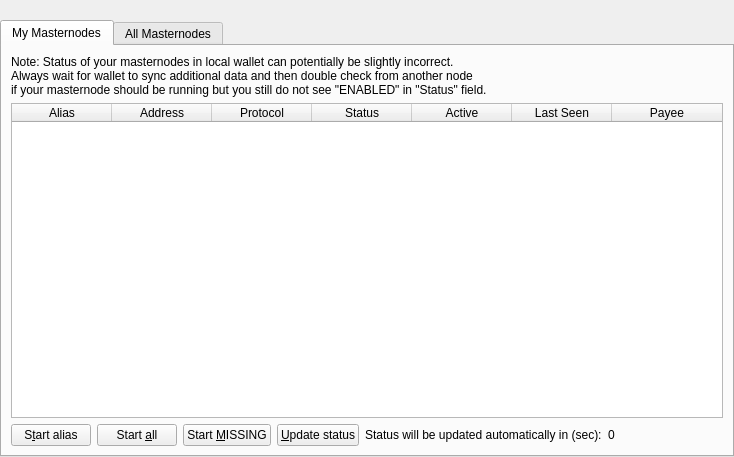
Qt form src/qt/forms/masternodelist.ui (mabtcoin/chaincoin) before a commit.
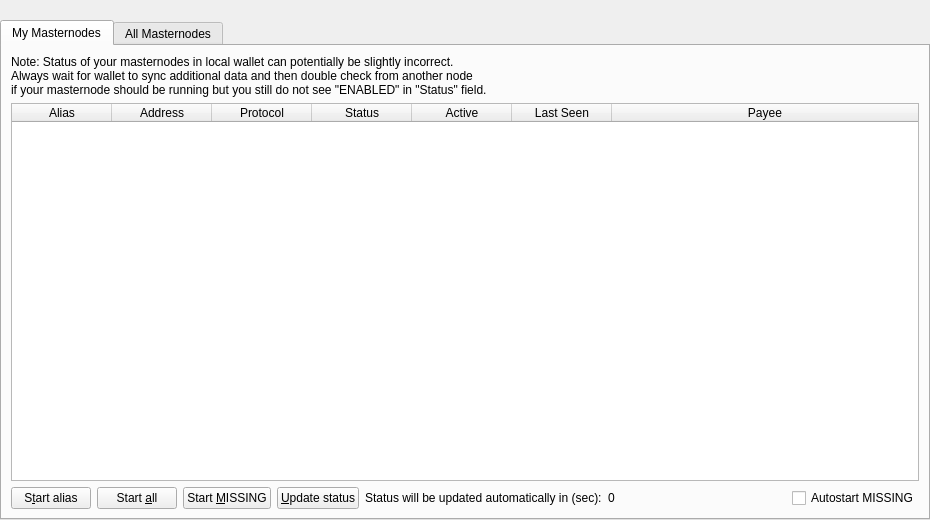
The same form after that commit. The open tabs and pages were chosen to show the change.

Commit message: added checkbox to autostart missing masternodes

What changed in the file:
```diff
--- a/src/qt/forms/masternodelist.ui
+++ b/src/qt/forms/masternodelist.ui
@@ -6,8 +6,8 @@
    <rect>
     <x>0</x>
     <y>0</y>
-    <width>734</width>
-    <height>457</height>
+    <width>930</width>
+    <height>520</height>
    </rect>
   </property>
   <property name="windowTitle">
@@ -196,6 +196,13 @@
                </property>
               </spacer>
              </item>
+             <item>
+              <widget class="QCheckBox" name="cbxAutoStartMissingMNs">
+               <property name="text">
+                <string>Autostart MISSING</string>
+               </property>
+              </widget>
+             </item>
             </layout>
            </item>
           </layout>
```
Left out of the diff: 2 changed lines with no effect on the pictures. The commit also changes 8 other files.
